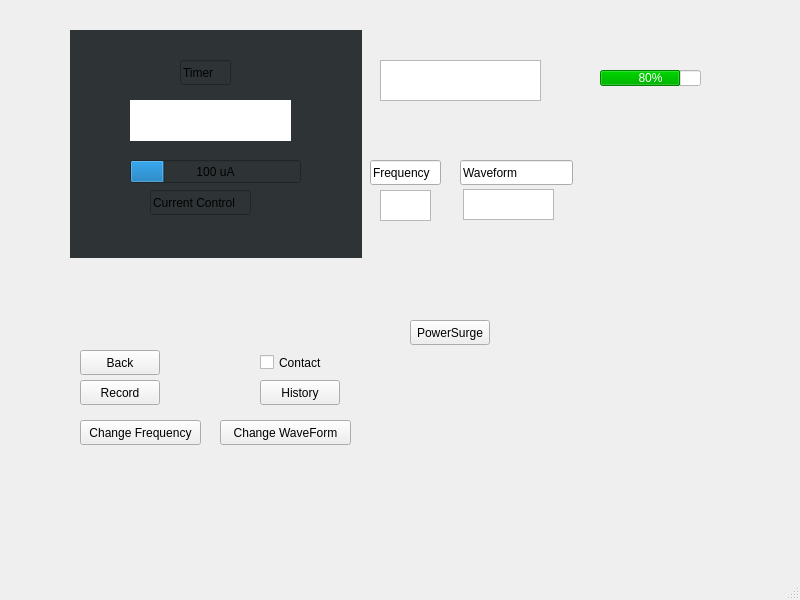
First picture: the form in mainwindow.ui, repository Hall-Andrew/CESDEVICE-3004FinalProject, before the edit.
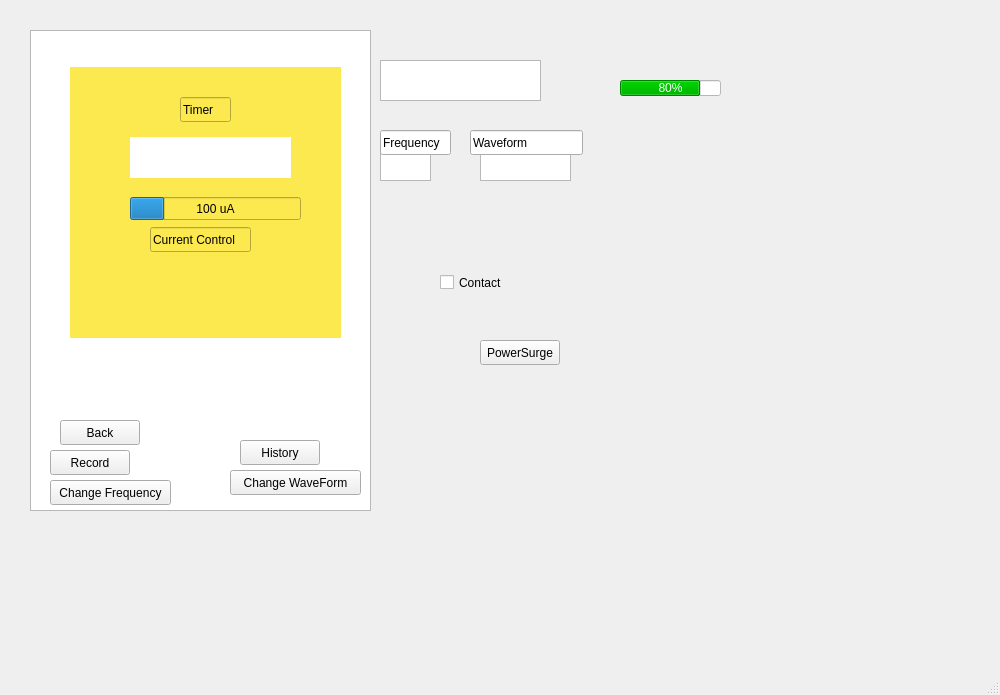
Second picture: the form after the edit. The open tabs and pages were chosen to show the change. Icons and pictures are not drawn.

The edit to the form file:
```diff
--- a/mainwindow.ui
+++ b/mainwindow.ui
@@ -6,8 +6,8 @@
    <rect>
     <x>0</x>
     <y>0</y>
-    <width>800</width>
-    <height>600</height>
+    <width>1000</width>
+    <height>695</height>
    </rect>
   </property>
   <property name="windowTitle">
@@ -17,8 +17,8 @@
    <widget class="QPushButton" name="TurnOnOffButton">
     <property name="geometry">
      <rect>
-      <x>180</x>
-      <y>350</y>
+      <x>170</x>
+      <y>440</y>
       <width>61</width>
       <height>51</height>
      </rect>
@@ -41,8 +41,8 @@
    <widget class="QPushButton" name="TimerButton">
     <property name="geometry">
      <rect>
-      <x>50</x>
-      <y>290</y>
+      <x>40</x>
+      <y>360</y>
       <width>91</width>
       <height>51</height>
      </rect>
@@ -66,7 +66,7 @@
     <property name="geometry">
      <rect>
       <x>120</x>
-      <y>290</y>
+      <y>360</y>
       <width>61</width>
       <height>51</height>
      </rect>
@@ -89,8 +89,8 @@
    <widget class="QPushButton" name="DownButton">
     <property name="geometry">
      <rect>
-      <x>240</x>
-      <y>290</y>
+      <x>230</x>
+      <y>360</y>
       <width>51</width>
       <height>51</height>
      </rect>
@@ -114,8 +114,8 @@
    <widget class="QPushButton" name="LockButton">
     <property name="geometry">
      <rect>
-      <x>290</x>
-      <y>290</y>
+      <x>280</x>
+      <y>360</y>
       <width>61</width>
       <height>51</height>
      </rect>
@@ -138,8 +138,8 @@
    <widget class="QCheckBox" name="ContactButton">
     <property name="geometry">
      <rect>
-      <x>260</x>
-      <y>350</y>
+      <x>440</x>
+      <y>270</y>
       <width>80</width>
       <height>25</height>
      </rect>
@@ -151,8 +151,8 @@
    <widget class="QPushButton" name="EnterButton">
     <property name="geometry">
      <rect>
-      <x>180</x>
-      <y>290</y>
+      <x>170</x>
+      <y>360</y>
       <width>61</width>
       <height>51</height>
      </rect>
@@ -174,8 +174,8 @@
    <widget class="QPushButton" name="BackButton">
     <property name="geometry">
      <rect>
-      <x>80</x>
-      <y>350</y>
+      <x>60</x>
+      <y>420</y>
       <width>80</width>
       <height>25</height>
      </rect>
@@ -188,13 +188,14 @@
     <property name="geometry">
      <rect>
       <x>70</x>
-      <y>30</y>
-      <width>292</width>
-      <height>228</height>
+      <y>67</y>
+      <width>271</width>
+      <height>271</height>
      </rect>
     </property>
     <property name="styleSheet">
-     <string notr="true">background-color: rgb(46, 52, 54);</string>
+     <string notr="true">
+background-color: rgb(252, 233, 79);</string>
     </property>
     <property name="currentIndex">
      <number>4</number>
@@ -326,8 +327,8 @@
    <widget class="QPushButton" name="Record">
     <property name="geometry">
      <rect>
-      <x>80</x>
-      <y>380</y>
+      <x>50</x>
+      <y>450</y>
       <width>80</width>
       <height>25</height>
      </rect>
@@ -349,8 +350,8 @@
    <widget class="QPushButton" name="RecordHistory">
     <property name="geometry">
      <rect>
-      <x>260</x>
-      <y>380</y>
+      <x>240</x>
+      <y>440</y>
       <width>80</width>
       <height>25</height>
      </rect>
@@ -362,8 +363,8 @@
    <widget class="QPushButton" name="ChangeFrequency">
     <property name="geometry">
      <rect>
-      <x>80</x>
-      <y>420</y>
+      <x>50</x>
+      <y>480</y>
       <width>121</width>
       <height>25</height>
      </rect>
@@ -375,8 +376,8 @@
    <widget class="QPushButton" name="ChangeWaveform">
     <property name="geometry">
      <rect>
-      <x>220</x>
-      <y>420</y>
+      <x>230</x>
+      <y>470</y>
       <width>131</width>
       <height>25</height>
      </rect>
@@ -389,7 +390,7 @@
     <property name="geometry">
      <rect>
       <x>380</x>
-      <y>190</y>
+      <y>150</y>
       <width>51</width>
       <height>31</height>
      </rect>
@@ -398,8 +399,8 @@
    <widget class="QTextEdit" name="Waveform">
     <property name="geometry">
      <rect>
-      <x>463</x>
-      <y>189</y>
+      <x>480</x>
+      <y>150</y>
       <width>91</width>
       <height>31</height>
      </rect>
@@ -408,8 +409,8 @@
    <widget class="QLineEdit" name="lineEdit">
     <property name="geometry">
      <rect>
-      <x>370</x>
-      <y>160</y>
+      <x>380</x>
+      <y>130</y>
       <width>71</width>
       <height>25</height>
      </rect>
@@ -421,8 +422,8 @@
    <widget class="QLineEdit" name="lineEdit_2">
     <property name="geometry">
      <rect>
-      <x>460</x>
-      <y>160</y>
+      <x>470</x>
+      <y>130</y>
       <width>113</width>
       <height>25</height>
      </rect>
@@ -434,8 +435,8 @@
    <widget class="QProgressBar" name="batteryPercentageBar">
     <property name="geometry">
      <rect>
-      <x>600</x>
-      <y>70</y>
+      <x>620</x>
+      <y>80</y>
       <width>101</width>
       <height>16</height>
      </rect>
@@ -457,8 +458,8 @@
    <widget class="QPushButton" name="PowerSurgeButton">
     <property name="geometry">
      <rect>
-      <x>410</x>
-      <y>320</y>
+      <x>480</x>
+      <y>340</y>
       <width>80</width>
       <height>25</height>
      </rect>
@@ -467,6 +468,57 @@
      <string>PowerSurge</string>
     </property>
    </widget>
+   <widget class="QGraphicsView" name="graphicsView">
+    <property name="geometry">
+     <rect>
+      <x>30</x>
+      <y>30</y>
+      <width>341</width>
+      <height>481</height>
+     </rect>
+    </property>
+    <property name="maximumSize">
+     <size>
+      <width>341</width>
+      <height>511</height>
+     </size>
+    </property>
+    <property name="sizeIncrement">
+     <size>
+      <width>2</width>
+      <height>2</height>
+     </size>
+    </property>
+    <property name="styleSheet">
+     <string notr="true">background-image: url(:/CRA-Power.png);
+background-repeat:none;
+</string>
+    </property>
+    <property name="sizeAdjustPolicy">
+     <enum>QAbstractScrollArea::AdjustToContents</enum>
+    </property>
+   </widget>
+   <zorder>graphicsView</zorder>
+   <zorder>TurnOnOffButton</zorder>
+   <zorder>TimerButton</zorder>
+   <zorder>UpButton</zorder>
+   <zorder>DownButton</zorder>
+   <zorder>LockButton</zorder>
+   <zorder>ContactButton</zorder>
+   <zorder>EnterButton</zorder>
+   <zorder>BackButton</zorder>
+   <zorder>StackedWidget</zorder>
+   <zorder>Record</zorder>
+   <zorder>ErrorMessage</zorder>
+   <zorder>RecordHistory</zorder>
+   <zorder>ChangeFrequency</zorder>
+   <zorder>ChangeWaveform</zorder>
+   <zorder>Frequncy</zorder>
+   <zorder>Waveform</zorder>
+   <zorder>lineEdit</zorder>
+   <zorder>lineEdit_2</zorder>
+   <zorder>batteryPercentageBar</zorder>
+   <zorder>PowerSurgeButton</zorder>
   </widget>
   <widget class="QMenuBar" name="menubar">
    <property name="geometry">
```
Left out of the diff: 4 changed lines with no effect on the pictures.
